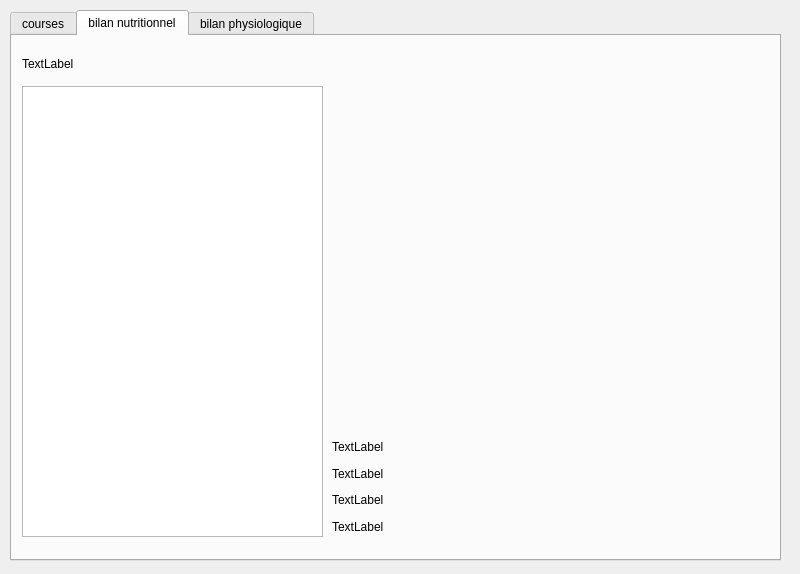
The window that mainwindow.ui (FlorianVid/courses) describes before a commit, drawn with Qt 5.
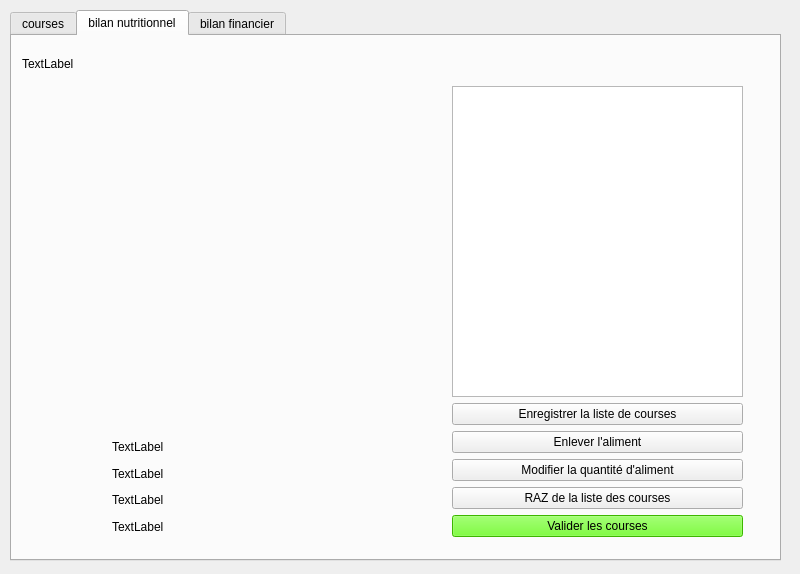
The same window after the commit.

Commit message: Unique chart

What changed in the file:
```diff
--- a/mainwindow.ui
+++ b/mainwindow.ui
@@ -149,16 +149,6 @@
      <attribute name="title">
       <string>bilan nutritionnel</string>
      </attribute>
-     <widget class="QTableWidget" name="tableListeCourses_2">
-      <property name="geometry">
-       <rect>
-        <x>10</x>
-        <y>50</y>
-        <width>301</width>
-        <height>451</height>
-       </rect>
-      </property>
-     </widget>
      <widget class="QLabel" name="labelNameCourses">
       <property name="geometry">
        <rect>
@@ -175,7 +165,7 @@
      <widget class="QWidget" name="verticalLayoutWidget_2">
       <property name="geometry">
        <rect>
-        <x>320</x>
+        <x>100</x>
         <y>400</y>
         <width>221</width>
         <height>101</height>
@@ -215,18 +205,71 @@
      <widget class="QWidget" name="verticalLayoutWidget_3">
       <property name="geometry">
        <rect>
-        <x>320</x>
+        <x>20</x>
         <y>50</y>
-        <width>441</width>
+        <width>391</width>
         <height>331</height>
        </rect>
       </property>
       <layout class="QVBoxLayout" name="layoutBarChart"/>
      </widget>
+     <widget class="QWidget" name="verticalLayoutWidget_4">
+      <property name="geometry">
+       <rect>
+        <x>440</x>
+        <y>50</y>
+        <width>291</width>
+        <height>451</height>
+       </rect>
+      </property>
+      <layout class="QVBoxLayout" name="verticalLayout_listeCourses_22">
+       <item>
+        <widget class="QTableWidget" name="tableListeCourses_2"/>
+       </item>
+       <item>
+        <widget class="QPushButton" name="buttonSave_2">
+         <property name="text">
+          <string>Enregistrer la liste de courses</string>
+         </property>
+        </widget>
+       </item>
+       <item>
+        <widget class="QPushButton" name="buttonRemove_2">
+         <property name="text">
+          <string>Enlever l'aliment</string>
+         </property>
+        </widget>
+       </item>
+       <item>
+        <widget class="QPushButton" name="buttonModify_2">
+         <property name="text">
+          <string>Modifier la quantité d'aliment</string>
+         </property>
+        </widget>
+       </item>
+       <item>
+        <widget class="QPushButton" name="buttonRAZ_2">
+         <property name="text">
+          <string>RAZ de la liste des courses</string>
+         </property>
+        </widget>
+       </item>
+       <item>
+        <widget class="QPushButton" name="buttonValidate_2">
+         <property name="styleSheet">
+          <string notr="true">background-color: rgb(85, 255, 0);</string>
+         </property>
+         <property name="text">
+          <string>Valider les courses</string>
+         </property>
+        </widget>
+       </item>
+      </layout>
+     </widget>
     </widget>
     <widget class="QWidget" name="tabPhysio">
      <attribute name="title">
-      <string>bilan physiologique</string>
+      <string>bilan financier</string>
      </attribute>
     </widget>
    </widget>
```
Left out of the diff: 6 changed lines with no effect on the pictures. The commit also changes 2 other files.
